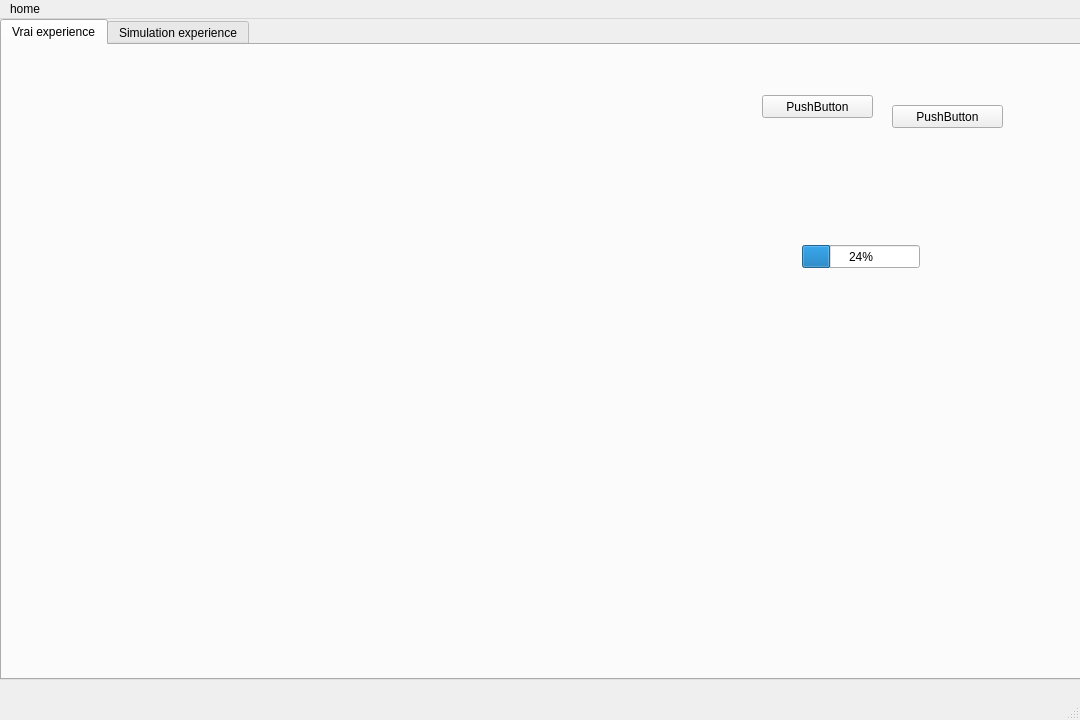
The window that qt_app/test.ui (AurelienPautet/Imageur-3D) describes before a commit, drawn with Qt 5.
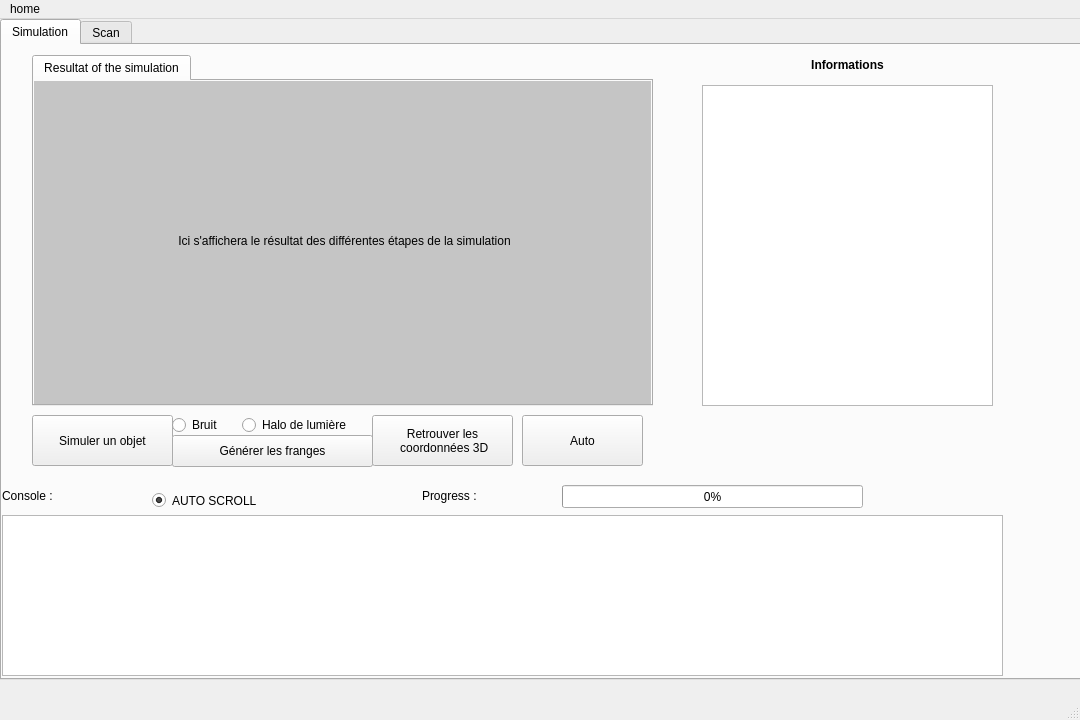
The same window after the commit. The open tabs and pages were chosen to show the change.

```diff
--- a/qt_app/test.ui
+++ b/qt_app/test.ui
@@ -40,53 +40,9 @@
     </property>
     <widget class="QWidget" name="tab">
      <attribute name="title">
-      <string>Vrai experience</string>
+      <string>Simulation</string>
      </attribute>
-     <widget class="QProgressBar" name="progressBar">
-      <property name="geometry">
-       <rect>
-        <x>800</x>
-        <y>200</y>
-        <width>118</width>
-        <height>23</height>
-       </rect>
-      </property>
-      <property name="value">
-       <number>24</number>
-      </property>
-     </widget>
-     <widget class="QPushButton" name="pushButton">
-      <property name="geometry">
-       <rect>
-        <x>760</x>
-        <y>50</y>
-        <width>111</width>
-        <height>23</height>
-       </rect>
-      </property>
-      <property name="text">
-       <string>PushButton</string>
-      </property>
-     </widget>
-     <widget class="QPushButton" name="pushButton_2">
-      <property name="geometry">
-       <rect>
-        <x>890</x>
-        <y>60</y>
-        <width>111</width>
-        <height>23</height>
-       </rect>
-      </property>
-      <property name="text">
-       <string>PushButton</string>
-      </property>
-     </widget>
-    </widget>
-    <widget class="QWidget" name="tab_2">
-     <attribute name="title">
-      <string>Simulation experience</string>
-     </attribute>
-     <widget class="QTextBrowser" name="textBrowser">
+     <widget class="QTextBrowser" name="consoleLayout">
       <property name="geometry">
        <rect>
         <x>0</x>
@@ -101,7 +57,7 @@
        <rect>
         <x>0</x>
         <y>435</y>
-        <width>171</width>
+        <width>111</width>
         <height>31</height>
        </rect>
       </property>
@@ -112,17 +68,17 @@
        <string>Console :</string>
       </property>
      </widget>
-     <widget class="QPushButton" name="pushButton_3">
+     <widget class="QPushButton" name="simulateObjectButton">
       <property name="geometry">
        <rect>
-        <x>810</x>
-        <y>60</y>
+        <x>30</x>
+        <y>370</y>
         <width>141</width>
-        <height>23</height>
+        <height>51</height>
        </rect>
       </property>
       <property name="text">
-       <string>SIMULATE OBJECT</string>
+       <string>Simuler un objet</string>
       </property>
      </widget>
      <widget class="QProgressBar" name="progressBar_2">
@@ -154,11 +110,11 @@
        <string>Progress :</string>
       </property>
      </widget>
-     <widget class="QTabWidget" name="tabWidget_2">
+     <widget class="QTabWidget" name="resultTabWidget">
       <property name="geometry">
        <rect>
         <x>30</x>
-        <y>40</y>
+        <y>10</y>
         <width>621</width>
         <height>351</height>
        </rect>
@@ -166,11 +122,14 @@
       <property name="currentIndex">
        <number>0</number>
       </property>
-      <widget class="QWidget" name="tab_3">
+      <widget class="QWidget" name="result">
+       <property name="styleSheet">
+        <string notr="true">background-color : rgb(197,197,197);</string>
+       </property>
        <attribute name="title">
-        <string>Resultat image</string>
+        <string>Resultat of the simulation</string>
        </attribute>
-       <widget class="QLabel" name="label_2">
+       <widget class="QLabel" name="affichage">
         <property name="geometry">
          <rect>
           <x>0</x>
@@ -180,15 +139,15 @@
          </rect>
         </property>
         <property name="styleSheet">
-         <string notr="true">background-color: rgb(0, 234, 255);</string>
+         <string notr="true">background-color: rgb(197,197,197);</string>
         </property>
         <property name="text">
-         <string>THERE WILL BE YOUR IMAGE</string>
+         <string>&lt;html&gt;&lt;head/&gt;&lt;body&gt;&lt;p align=&quot;center&quot;&gt;Ici s'affichera le résultat des différentes étapes de la simulation&lt;/p&gt;&lt;/body&gt;&lt;/html&gt;</string>
         </property>
        </widget>
       </widget>
      </widget>
-     <widget class="QRadioButton" name="radioButton">
+     <widget class="QRadioButton" name="autoScrollButton">
       <property name="geometry">
        <rect>
         <x>150</x>
@@ -204,6 +163,139 @@
        <bool>true</bool>
       </property>
      </widget>
+     <widget class="QListView" name="informationList">
+      <property name="geometry">
+       <rect>
+        <x>700</x>
+        <y>40</y>
+        <width>291</width>
+        <height>321</height>
+       </rect>
+      </property>
+     </widget>
+     <widget class="QLabel" name="label_2">
+      <property name="geometry">
+       <rect>
+        <x>710</x>
+        <y>10</y>
+        <width>271</width>
+        <height>20</height>
+       </rect>
+      </property>
+      <property name="text">
+       <string>&lt;html&gt;&lt;head/&gt;&lt;body&gt;&lt;p align=&quot;center&quot;&gt;&lt;span style=&quot; font-weight:600;&quot;&gt;Informations&lt;/span&gt;&lt;/p&gt;&lt;/body&gt;&lt;/html&gt;</string>
+      </property>
+     </widget>
+     <widget class="QPushButton" name="frangesButton">
+      <property name="geometry">
+       <rect>
+        <x>170</x>
+        <y>390</y>
+        <width>201</width>
+        <height>32</height>
+       </rect>
+      </property>
+      <property name="text">
+       <string>Générer les franges</string>
+      </property>
+     </widget>
+     <widget class="QPushButton" name="TroisDButton">
+      <property name="geometry">
+       <rect>
+        <x>370</x>
+        <y>370</y>
+        <width>141</width>
+        <height>51</height>
+       </rect>
+      </property>
+      <property name="text">
+       <string>Retrouver les 
+ coordonnées 3D</string>
+      </property>
+     </widget>
+     <widget class="QRadioButton" name="radioButton">
+      <property name="geometry">
+       <rect>
+        <x>170</x>
+        <y>370</y>
+        <width>51</width>
+        <height>20</height>
+       </rect>
+      </property>
+      <property name="text">
+       <string>Bruit</string>
+      </property>
+     </widget>
+     <widget class="QRadioButton" name="radioButton_2">
+      <property name="geometry">
+       <rect>
+        <x>240</x>
+        <y>370</y>
+        <width>121</width>
+        <height>20</height>
+       </rect>
+      </property>
+      <property name="text">
+       <string>Halo de lumière</string>
+      </property>
+     </widget>
+     <widget class="QPushButton" name="autoButton">
+      <property name="geometry">
+       <rect>
+        <x>520</x>
+        <y>370</y>
+        <width>121</width>
+        <height>51</height>
+       </rect>
+      </property>
+      <property name="text">
+       <string>Auto</string>
+      </property>
+     </widget>
+    </widget>
+    <widget class="QWidget" name="scanTab">
+     <attribute name="title">
+      <string>Scan</string>
+     </attribute>
+     <widget class="QProgressBar" name="progressBar">
+      <property name="geometry">
+       <rect>
+        <x>800</x>
+        <y>200</y>
+        <width>118</width>
+        <height>23</height>
+       </rect>
+      </property>
+      <property name="value">
+       <number>24</number>
+      </property>
+     </widget>
+     <widget class="QPushButton" name="pushButton">
+      <property name="geometry">
+       <rect>
+        <x>760</x>
+        <y>50</y>
+        <width>111</width>
+        <height>23</height>
+       </rect>
+      </property>
+      <property name="text">
+       <string>PushButton</string>
+      </property>
+     </widget>
+     <widget class="QPushButton" name="pushButton_2">
+      <property name="geometry">
+       <rect>
+        <x>890</x>
+        <y>60</y>
+        <width>111</width>
+        <height>23</height>
+       </rect>
+      </property>
+      <property name="text">
+       <string>PushButton</string>
+      </property>
+     </widget>
     </widget>
    </widget>
   </widget>
```
Left out of the diff: 6 changed lines with no effect on the pictures.
